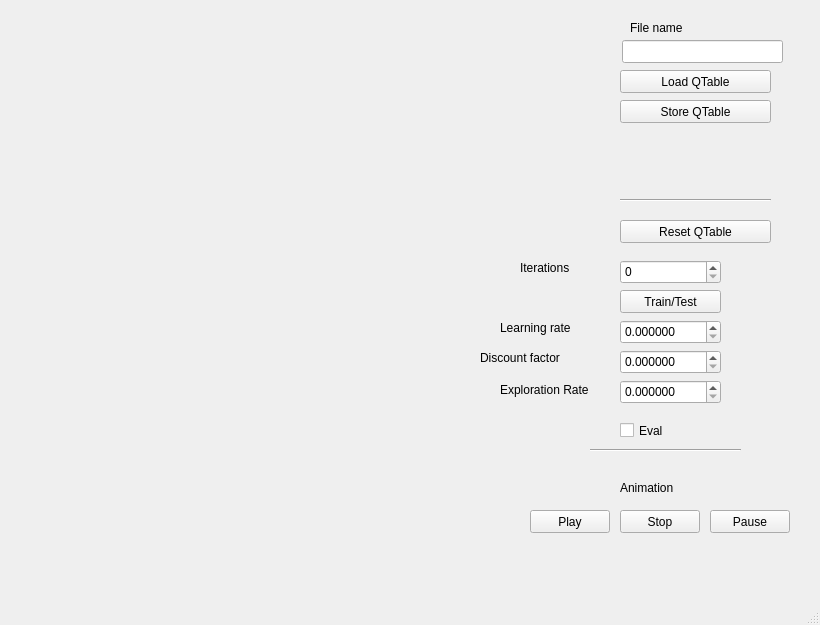
Qt form src/mainwindow.ui (danpis04/carparking-main) before a commit.
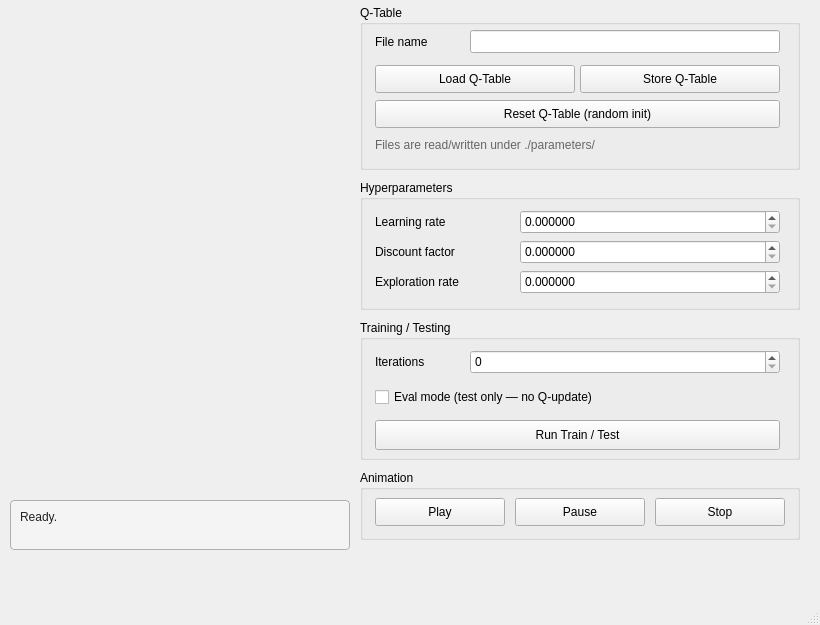
The same form after that commit.

Commit message: Working setup with upgraded UI

The edit to the form file:
```diff
--- a/src/mainwindow.ui
+++ b/src/mainwindow.ui
@@ -14,294 +14,132 @@
    <string>MainWindow</string>
   </property>
   <widget class="QWidget" name="centralwidget">
-   <widget class="QPushButton" name="playButton">
+
+   <!-- ===== Q-Table persistence ===== -->
+   <widget class="QGroupBox" name="qtableGroup">
     <property name="geometry">
-     <rect>
-      <x>530</x>
-      <y>510</y>
-      <width>80</width>
-      <height>23</height>
-     </rect>
+     <rect><x>360</x><y>5</y><width>440</width><height>165</height></rect>
     </property>
-    <property name="text">
-     <string>Play</string>
-    </property>
+    <property name="title"><string>Q-Table</string></property>
+    <widget class="QLabel" name="label_file">
+     <property name="geometry"><rect><x>15</x><y>25</y><width>90</width><height>23</height></rect></property>
+     <property name="text"><string>File name</string></property>
+    </widget>
+    <widget class="QLineEdit" name="file_name">
+     <property name="geometry"><rect><x>110</x><y>25</y><width>310</width><height>23</height></rect></property>
+    </widget>
+    <widget class="QPushButton" name="qtable_load_sp">
+     <property name="geometry"><rect><x>15</x><y>60</y><width>200</width><height>28</height></rect></property>
+     <property name="text"><string>Load Q-Table</string></property>
+    </widget>
+    <widget class="QPushButton" name="qtable_store_sp">
+     <property name="geometry"><rect><x>220</x><y>60</y><width>200</width><height>28</height></rect></property>
+     <property name="text"><string>Store Q-Table</string></property>
+    </widget>
+    <widget class="QPushButton" name="resetButton">
+     <property name="geometry"><rect><x>15</x><y>95</y><width>405</width><height>28</height></rect></property>
+     <property name="text"><string>Reset Q-Table (random init)</string></property>
+    </widget>
+    <widget class="QLabel" name="label_qtable_hint">
+     <property name="geometry"><rect><x>15</x><y>130</y><width>410</width><height>20</height></rect></property>
+     <property name="text"><string>Files are read/written under ./parameters/</string></property>
+     <property name="styleSheet"><string>color: #666;</string></property>
+    </widget>
    </widget>
-   <widget class="QPushButton" name="stopButton">
+
+   <!-- ===== Hyperparameters ===== -->
+   <widget class="QGroupBox" name="hyperGroup">
     <property name="geometry">
-     <rect>
-      <x>620</x>
-      <y>510</y>
-      <width>80</width>
-      <height>23</height>
-     </rect>
+     <rect><x>360</x><y>180</y><width>440</width><height>130</height></rect>
     </property>
-    <property name="text">
-     <string>Stop</string>
-    </property>
+    <property name="title"><string>Hyperparameters</string></property>
+    <widget class="QLabel" name="label_4">
+     <property name="geometry"><rect><x>15</x><y>30</y><width>140</width><height>24</height></rect></property>
+     <property name="text"><string>Learning rate</string></property>
+    </widget>
+    <widget class="QDoubleSpinBox" name="learning_rate">
+     <property name="geometry"><rect><x>160</x><y>30</y><width>260</width><height>24</height></rect></property>
+     <property name="decimals"><number>6</number></property>
+     <property name="minimum"><double>0.000000000000000</double></property>
+     <property name="maximum"><double>100000000.000000000000000</double></property>
+    </widget>
+    <widget class="QLabel" name="label_5">
+     <property name="geometry"><rect><x>15</x><y>60</y><width>140</width><height>24</height></rect></property>
+     <property name="text"><string>Discount factor</string></property>
+    </widget>
+    <widget class="QDoubleSpinBox" name="discount_factor">
+     <property name="geometry"><rect><x>160</x><y>60</y><width>260</width><height>24</height></rect></property>
+     <property name="decimals"><number>6</number></property>
+     <property name="minimum"><double>0.000000000000000</double></property>
+     <property name="maximum"><double>100000000.000000000000000</double></property>
+    </widget>
+    <widget class="QLabel" name="label_6">
+     <property name="geometry"><rect><x>15</x><y>90</y><width>140</width><height>24</height></rect></property>
+     <property name="text"><string>Exploration rate</string></property>
+    </widget>
+    <widget class="QDoubleSpinBox" name="epsilon">
+     <property name="geometry"><rect><x>160</x><y>90</y><width>260</width><height>24</height></rect></property>
+     <property name="decimals"><number>6</number></property>
+     <property name="minimum"><double>0.000000000000000</double></property>
+     <property name="maximum"><double>100000000.000000000000000</double></property>
+    </widget>
    </widget>
-   <widget class="QPushButton" name="pauseButton">
+
+   <!-- ===== Training / Testing ===== -->
+   <widget class="QGroupBox" name="trainGroup">
     <property name="geometry">
-     <rect>
-      <x>710</x>
-      <y>510</y>
-      <width>80</width>
-      <height>23</height>
-     </rect>
+     <rect><x>360</x><y>320</y><width>440</width><height>140</height></rect>
     </property>
-    <property name="text">
-     <string>Pause</string>
-    </property>
+    <property name="title"><string>Training / Testing</string></property>
+    <widget class="QLabel" name="label_2">
+     <property name="geometry"><rect><x>15</x><y>30</y><width>90</width><height>24</height></rect></property>
+     <property name="text"><string>Iterations</string></property>
+    </widget>
+    <widget class="QSpinBox" name="num_iterations">
+     <property name="geometry"><rect><x>110</x><y>30</y><width>310</width><height>24</height></rect></property>
+     <property name="maximum"><number>100000000</number></property>
+    </widget>
+    <widget class="QCheckBox" name="eval">
+     <property name="geometry"><rect><x>15</x><y>65</y><width>405</width><height>24</height></rect></property>
+     <property name="text"><string>Eval mode (test only — no Q-update)</string></property>
+    </widget>
+    <widget class="QPushButton" name="trainButton">
+     <property name="geometry"><rect><x>15</x><y>100</y><width>405</width><height>30</height></rect></property>
+     <property name="text"><string>Run Train / Test</string></property>
+    </widget>
    </widget>
-   <widget class="QPushButton" name="trainButton">
+
+   <!-- ===== Animation ===== -->
+   <widget class="QGroupBox" name="animGroup">
     <property name="geometry">
-     <rect>
-      <x>620</x>
-      <y>290</y>
-      <width>101</width>
-      <height>23</height>
-     </rect>
+     <rect><x>360</x><y>470</y><width>440</width><height>70</height></rect>
     </property>
-    <property name="text">
-     <string>Train/Test</string>
-    </property>
+    <property name="title"><string>Animation</string></property>
+    <widget class="QPushButton" name="playButton">
+     <property name="geometry"><rect><x>15</x><y>28</y><width>130</width><height>28</height></rect></property>
+     <property name="text"><string>Play</string></property>
+    </widget>
+    <widget class="QPushButton" name="pauseButton">
+     <property name="geometry"><rect><x>155</x><y>28</y><width>130</width><height>28</height></rect></property>
+     <property name="text"><string>Pause</string></property>
+    </widget>
+    <widget class="QPushButton" name="stopButton">
+     <property name="geometry"><rect><x>295</x><y>28</y><width>130</width><height>28</height></rect></property>
+     <property name="text"><string>Stop</string></property>
+    </widget>
    </widget>
-   <widget class="QSpinBox" name="num_iterations">
+
+   <!-- ===== Inline status banner under the parking-lot drawing ===== -->
+   <widget class="QLabel" name="statusLabel">
     <property name="geometry">
-     <rect>
-      <x>620</x>
-      <y>260</y>
-      <width>101</width>
-      <height>24</height>
-     </rect>
+     <rect><x>10</x><y>500</y><width>340</width><height>50</height></rect>
     </property>
-    <property name="maximum">
-     <number>100000000</number>
-    </property>
+    <property name="text"><string>Ready.</string></property>
+    <property name="wordWrap"><bool>true</bool></property>
+    <property name="alignment"><set>Qt::AlignLeft|Qt::AlignTop</set></property>
+    <property name="styleSheet"><string>QLabel { background-color: #f4f4f4; padding: 6px; border: 1px solid #b0b0b0; border-radius: 4px; color: #222; }</string></property>
    </widget>
-   <widget class="QDoubleSpinBox" name="learning_rate">
-    <property name="geometry">
-     <rect>
-      <x>620</x>
-      <y>320</y>
-      <width>101</width>
-      <height>24</height>
-     </rect>
-    </property>
-    <property name="decimals">
-     <number>6</number>
-    </property>
-    <property name="minimum">
-     <double>0.000000000000000</double>
-    </property>
-    <property name="maximum">
-     <double>100000000.000000000000000</double>
-    </property>
-   </widget>
-   <widget class="QCheckBox" name="eval">
-    <property name="geometry">
-     <rect>
-      <x>620</x>
-      <y>410</y>
-      <width>71</width>
-      <height>41</height>
-     </rect>
-    </property>
-    <property name="text">
-     <string>Eval</string>
-    </property>
-   </widget>
-   <widget class="QLineEdit" name="file_name">
-    <property name="geometry">
-     <rect>
-      <x>622</x>
-      <y>40</y>
-      <width>161</width>
-      <height>23</height>
-     </rect>
-    </property>
-   </widget>
-   <widget class="QPushButton" name="qtable_load_sp">
-    <property name="geometry">
-     <rect>
-      <x>620</x>
-      <y>70</y>
-      <width>151</width>
-      <height>23</height>
-     </rect>
-    </property>
-    <property name="text">
-     <string>Load QTable</string>
-    </property>
-   </widget>
-   <widget class="QPushButton" name="qtable_store_sp">
-    <property name="geometry">
-     <rect>
-      <x>620</x>
-      <y>100</y>
-      <width>151</width>
-      <height>23</height>
-     </rect>
-    </property>
-    <property name="text">
-     <string>Store QTable</string>
-    </property>
-   </widget>
-   <widget class="Line" name="line">
-    <property name="geometry">
-     <rect>
-      <x>620</x>
-      <y>190</y>
-      <width>151</width>
-      <height>20</height>
-     </rect>
-    </property>
-    <property name="orientation">
-     <enum>Qt::Orientation::Horizontal</enum>
-    </property>
-   </widget>
-   <widget class="QLabel" name="label">
-    <property name="geometry">
-     <rect>
-      <x>620</x>
-      <y>480</y>
-      <width>91</width>
-      <height>16</height>
-     </rect>
-    </property>
-    <property name="text">
-     <string>Animation</string>
-    </property>
-   </widget>
-   <widget class="QLabel" name="label_2">
-    <property name="geometry">
-     <rect>
-      <x>520</x>
-      <y>260</y>
-      <width>91</width>
-      <height>16</height>
-     </rect>
-    </property>
-    <property name="text">
-     <string>Iterations</string>
-    </property>
-   </widget>
-   <widget class="QLabel" name="label_3">
-    <property name="geometry">
-     <rect>
-      <x>630</x>
-      <y>20</y>
-      <width>91</width>
-      <height>16</height>
-     </rect>
-    </property>
-    <property name="text">
-     <string>File name</string>
-    </property>
-   </widget>
-   <widget class="QLabel" name="label_4">
-    <property name="geometry">
-     <rect>
-      <x>500</x>
-      <y>320</y>
-      <width>131</width>
-      <height>16</height>
-     </rect>
-    </property>
-    <property name="text">
-     <string>Learning rate</string>
-    </property>
-   </widget>
-   <widget class="QLabel" name="label_5">
-    <property name="geometry">
-     <rect>
-      <x>480</x>
-      <y>350</y>
-      <width>131</width>
-      <height>16</height>
-     </rect>
-    </property>
-    <property name="text">
-     <string>Discount factor</string>
-    </property>
-   </widget>
-   <widget class="QDoubleSpinBox" name="discount_factor">
-    <property name="geometry">
-     <rect>
-      <x>620</x>
-      <y>350</y>
-      <width>101</width>
-      <height>24</height>
-     </rect>
-    </property>
-    <property name="decimals">
-     <number>6</number>
-    </property>
-    <property name="minimum">
-     <double>0.000000000000000</double>
-    </property>
-    <property name="maximum">
-     <double>100000000.000000000000000</double>
-    </property>
-   </widget>
-   <widget class="QLabel" name="label_6">
-    <property name="geometry">
-     <rect>
-      <x>500</x>
-      <y>380</y>
-      <width>131</width>
-      <height>20</height>
-     </rect>
-    </property>
-    <property name="text">
-     <string>Exploration Rate</string>
-    </property>
-   </widget>
-   <widget class="QDoubleSpinBox" name="epsilon">
-    <property name="geometry">
-     <rect>
-      <x>620</x>
-      <y>380</y>
-      <width>101</width>
-      <height>24</height>
-     </rect>
-    </property>
-    <property name="decimals">
-     <number>6</number>
-    </property>
-    <property name="minimum">
-     <double>0.000000000000000</double>
-    </property>
-    <property name="maximum">
-     <double>100000000.000000000000000</double>
-    </property>
-   </widget>
-   <widget class="QPushButton" name="resetButton">
-    <property name="geometry">
-     <rect>
-      <x>620</x>
-      <y>220</y>
-      <width>151</width>
-      <height>23</height>
-     </rect>
-    </property>
-    <property name="text">
-     <string>Reset QTable</string>
-    </property>
-   </widget>
-   <widget class="Line" name="line_2">
-    <property name="geometry">
-     <rect>
-      <x>590</x>
-      <y>440</y>
-      <width>151</width>
-      <height>20</height>
-     </rect>
-    </property>
-    <property name="orientation">
-     <enum>Qt::Orientation::Horizontal</enum>
-    </property>
-   </widget>
+
   </widget>
   <widget class="QMenuBar" name="menubar">
    <property name="geometry">
```
Left out of the diff: 9 changed lines with no effect on the pictures. The commit also changes 6 other files.
